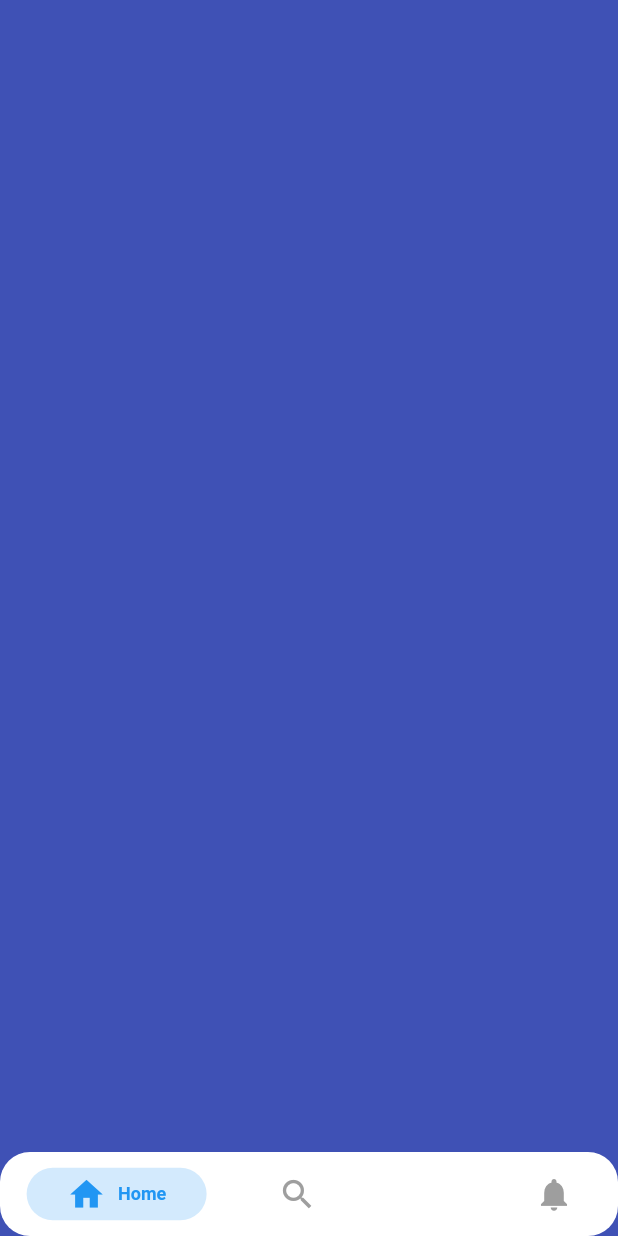
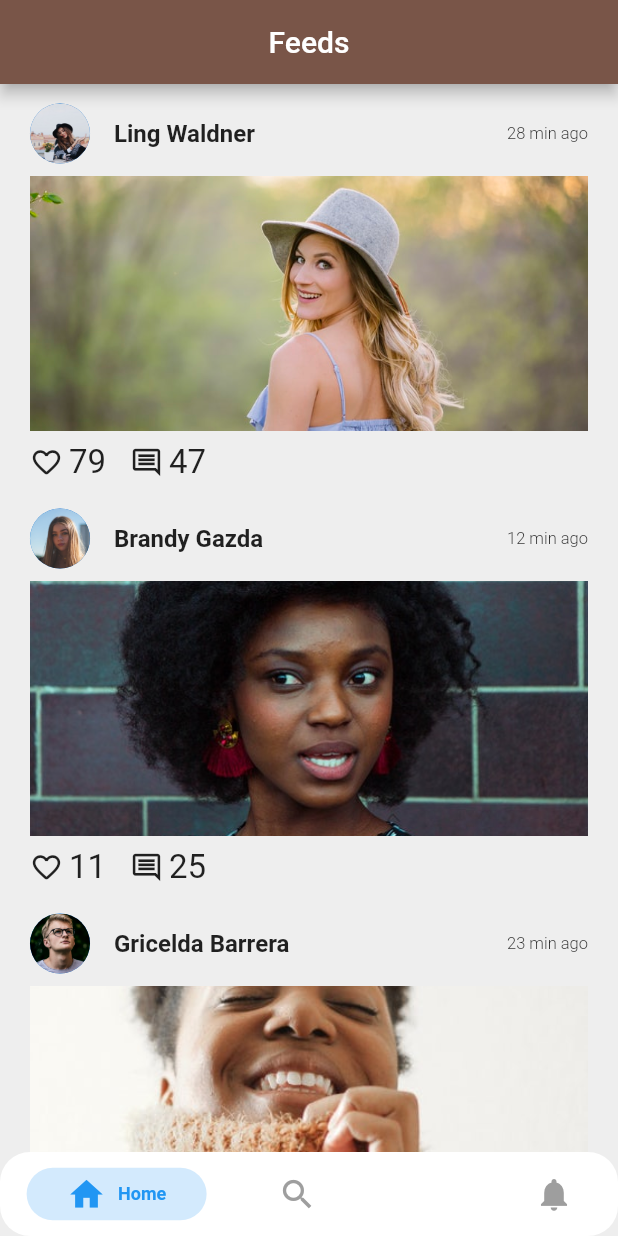
Before and after one commit to Udede26/cs310, a Flutter app: the screen it shows after launch, on a phone screen of 412 x 824 dp. Run offline on Flutter 3.47's test engine with Material 2 defaults, Android fonts, the phone set to English and light mode, and no system bars; drawn by our look-alikes of persistent_bottom_nav_bar; our stand-ins replace flutter_svg, shared_preferences.

Commit message:
added notifications and feed

```diff
--- a/lib/bottom_navy_bar.dart
+++ b/lib/bottom_navy_bar.dart
@@ -2,6 +2,8 @@ import 'package:flutter/material.dart';
 import 'package:flutter_app/search_explore_body.dart';
 import 'package:persistent_bottom_nav_bar/persistent-tab-view.dart';
 import 'profile.dart';
+import 'package:flutter_app/views/feed.dart';
+import 'package:flutter_app/views/notifications.dart';
 
 class ProvidedStylesExample extends StatefulWidget {
   final BuildContext menuScreenContext;
@@ -61,7 +63,7 @@ class _ProvidedStylesExampleState extends State<ProvidedStylesExample> {
         context,
         controller: _controller,
         items: _navBarsItems(),
-        screens: [Container(),SearchScreen(),ProfileView(_hideNavBar),Container()],
+        screens: [Feed(),SearchScreen(),ProfileView(_hideNavBar),Notifications()],
         confineInSafeArea: true,
         backgroundColor: Colors.white,
         handleAndroidBackButtonPress: true,
--- a/lib/post.dart
+++ b/lib/post.dart
@@ -1,8 +1,8 @@
 class Post {
-  String text;
+  String address;
   String date;
   int likes;
   int comments;
 
-  Post({ this.text, this.date, this.likes, this.comments });
+  Post({ this.address, this.date, this.likes, this.comments });
 }
--- a/lib/profile.dart
+++ b/lib/profile.dart
@@ -4,7 +4,10 @@ import 'post.dart';
 import 'styles.dart';
 import 'colors.dart';
 import 'edit_profile.dart';
+import 'dart:math';
 
+
+Random random = Random();
 
 class ProfileView extends StatefulWidget {
   bool hidebar;
@@ -12,25 +15,30 @@ class ProfileView extends StatefulWidget {
   @override
   _ProfileViewState createState() => _ProfileViewState();
 }
+
 List<Post> posts = [
-  Post(text: 'Hello World', date: '19 March', likes: 30, comments: 10),
-  Post(text: 'Hello World 2', date: '18 March', likes: 20, comments: 20),
-  Post(text: 'Hello World 3', date: '17 March', likes: 10, comments: 30),
-  Post(text: 'Hello World 3', date: '17 March', likes: 10, comments: 30),
-  Post(text: 'Hello World 3', date: '17 March', likes: 10, comments: 30),
-  Post(text: 'Hello World 3', date: '17 March', likes: 10, comments: 30),
-  Post(text: 'Hello World 3', date: '17 March', likes: 10, comments: 30),
-  Post(text: 'Hello World 3', date: '17 March', likes: 10, comments: 30),
-  Post(text: 'Hello World 3', date: '17 March', likes: 10, comments: 30),
-  Post(text: 'Hello World 3', date: '17 March', likes: 10, comments: 30),
-  Post(text: 'Hello World 3', date: '17 March', likes: 10, comments: 30),
-  Post(text: 'Hello World 3', date: '17 March', likes: 10, comments: 30),
-  Post(text: 'Hello World 3', date: '17 March', likes: 10, comments: 30),
-  Post(text: 'Hello World 3', date: '17 March', likes: 10, comments: 30),
-  Post(text: 'Hello World 3', date: '17 March', likes: 10, comments: 30),
-  Post(text: 'Hello World 3', date: '17 March', likes: 10, comments: 30),
+  Post(address: "assets/images/cm${random.nextInt(10)}.jpeg", date: '19 March', likes: 30, comments: 10),
+  Post(address: "assets/images/cm${random.nextInt(10)}.jpeg", date: '18 March', likes: 20, comments: 20),
+  Post(address: "assets/images/cm${random.nextInt(10)}.jpeg", date: '19 March', likes: 30, comments: 10),
+  Post(address: "assets/images/cm${random.nextInt(10)}.jpeg", date: '18 March', likes: 20, comments: 20),
+  Post(address: "assets/images/cm${random.nextInt(10)}.jpeg", date: '19 March', likes: 30, comments: 10),
+  Post(address: "assets/images/cm${random.nextInt(10)}.jpeg", date: '18 March', likes: 20, comments: 20),
+  Post(address: "assets/images/cm${random.nextInt(10)}.jpeg", date: '19 March', likes: 30, comments: 10),
+  Post(address: "assets/images/cm${random.nextInt(10)}.jpeg", date: '18 March', likes: 20, comments: 20),
+  Post(address: "assets/images/cm${random.nextInt(10)}.jpeg", date: '19 March', likes: 30, comments: 10),
+  Post(address: "assets/images/cm${random.nextInt(10)}.jpeg", date: '18 March', likes: 20, comments: 20),
+  Post(address: "assets/images/cm${random.nextInt(10)}.jpeg", date: '19 March', likes: 30, comments: 10),
+  Post(address: "assets/images/cm${random.nextInt(10)}.jpeg", date: '18 March', likes: 20, comments: 20),
+  Post(address: "assets/images/cm${random.nextInt(10)}.jpeg", date: '19 March', likes: 30, comments: 10),
+  Post(address: "assets/images/cm${random.nextInt(10)}.jpeg", date: '18 March', likes: 20, comments: 20),
+  Post(address: "assets/images/cm${random.nextInt(10)}.jpeg", date: '19 March', likes: 30, comments: 10),
+  Post(address: "assets/images/cm${random.nextInt(10)}.jpeg", date: '18 March', likes: 20, comments: 20),
+  Post(address: "assets/images/cm${random.nextInt(10)}.jpeg", date: '19 March', likes: 30, comments: 10),
+  Post(address: "assets/images/cm${random.nextInt(10)}.jpeg", date: '18 March', likes: 20, comments: 20),
+
 
 ];
+
 class _ProfileViewState extends State<ProfileView>{
 
   int postCount = posts.length;
@@ -63,7 +71,7 @@ class _ProfileViewState extends State<ProfileView>{
                 children: <Widget>[
 
                   CircleAvatar(
-                    backgroundImage: NetworkImage('https://180dc.org/wp-content/uploads/2017/11/profile-placeholder.png'),
+                    backgroundImage: AssetImage("assets/images/cm${random.nextInt(10)}.jpeg"),
                     radius: 44.0,
                   ),
 
@@ -203,8 +211,10 @@ class _ProfileViewState extends State<ProfileView>{
                   Container(
                     height: 550,
                     child: GridView.count(
+                      padding: EdgeInsets.all(5.0),
                       crossAxisCount: 3,
                       childAspectRatio: 0.9,
+                      shrinkWrap:true,
                       children: posts.map((post) => PostCard(
                           post: post,
                           delete: () {
--- a/lib/search_explore_body.dart
+++ b/lib/search_explore_body.dart
@@ -3,7 +3,58 @@ import 'package:persistent_bottom_nav_bar/persistent-tab-view.dart';
 
 import 'bottom_navy_bar.dart';
 import 'colors.dart';
+import 'package:flutter_app/post.dart';
+import 'package:flutter_app/postcard.dart';
+import 'dart:math';
 
+
+Random random = Random();
+
+List<Post> posts = [
+  Post(address: "assets/images/cm${random.nextInt(10)}.jpeg", date: '19 March', likes: 30, comments: 10),
+  Post(address: "assets/images/cm${random.nextInt(10)}.jpeg", date: '18 March', likes: 20, comments: 20),
+  Post(address: "assets/images/cm${random.nextInt(10)}.jpeg", date: '19 March', likes: 30, comments: 10),
+  Post(address: "assets/images/cm${random.nextInt(10)}.jpeg", date: '18 March', likes: 20, comments: 20),
+  Post(address: "assets/images/cm${random.nextInt(10)}.jpeg", date: '19 March', likes: 30, comments: 10),
+  Post(address: "assets/images/cm${random.nextInt(10)}.jpeg", date: '18 March', likes: 20, comments: 20),
+  Post(address: "assets/images/cm${random.nextInt(10)}.jpeg", date: '19 March', likes: 30, comments: 10),
+  Post(address: "assets/images/cm${random.nextInt(10)}.jpeg", date: '18 March', likes: 20, comments: 20),
+  Post(address: "assets/images/cm${random.nextInt(10)}.jpeg", date: '19 March', likes: 30, comments: 10),
+  Post(address: "assets/images/cm${random.nextInt(10)}.jpeg", date: '18 March', likes: 20, comments: 20),
+  Post(address: "assets/images/cm${random.nextInt(10)}.jpeg", date: '19 March', likes: 30, comments: 10),
+  Post(address: "assets/images/cm${random.nextInt(10)}.jpeg", date: '18 March', likes: 20, comments: 20),
+  Post(address: "assets/images/cm${random.nextInt(10)}.jpeg", date: '19 March', likes: 30, comments: 10),
+  Post(address: "assets/images/cm${random.nextInt(10)}.jpeg", date: '18 March', likes: 20, comments: 20),
+  Post(address: "assets/images/cm${random.nextInt(10)}.jpeg", date: '19 March', likes: 30, comments: 10),
+  Post(address: "assets/images/cm${random.nextInt(10)}.jpeg", date: '18 March', likes: 20, comments: 20),
+  Post(address: "assets/images/cm${random.nextInt(10)}.jpeg", date: '19 March', likes: 30, comments: 10),
+  Post(address: "assets/images/cm${random.nextInt(10)}.jpeg", date: '18 March', likes: 20, comments: 20),
+  Post(address: "assets/images/cm${random.nextInt(10)}.jpeg", date: '19 March', likes: 30, comments: 10),
+  Post(address: "assets/images/cm${random.nextInt(10)}.jpeg", date: '18 March', likes: 20, comments: 20),
+  Post(address: "assets/images/cm${random.nextInt(10)}.jpeg", date: '19 March', likes: 30, comments: 10),
+  Post(address: "assets/images/cm${random.nextInt(10)}.jpeg", date: '18 March', likes: 20, comments: 20),
+  Post(address: "assets/images/cm${random.nextInt(10)}.jpeg", date: '19 March', likes: 30, comments: 10),
+  Post(address: "assets/images/cm${random.nextInt(10)}.jpeg", date: '18 March', likes: 20, comments: 20),
+  Post(address: "assets/images/cm${random.nextInt(10)}.jpeg", date: '19 March', likes: 30, comments: 10),
+  Post(address: "assets/images/cm${random.nextInt(10)}.jpeg", date: '18 March', likes: 20, comments: 20),
+  Post(address: "assets/images/cm${random.nextInt(10)}.jpeg", date: '19 March', likes: 30, comments: 10),
+  Post(address: "assets/images/cm${random.nextInt(10)}.jpeg", date: '18 March', likes: 20, comments: 20),
+  Post(address: "assets/images/cm${random.nextInt(10)}.jpeg", date: '19 March', likes: 30, comments: 10),
+  Post(address: "assets/images/cm${random.nextInt(10)}.jpeg", date: '18 March', likes: 20, comments: 20),
+  Post(address: "assets/images/cm${random.nextInt(10)}.jpeg", date: '19 March', likes: 30, comments: 10),
+  Post(address: "assets/images/cm${random.nextInt(10)}.jpeg", date: '18 March', likes: 20, comments: 20),
+  Post(address: "assets/images/cm${random.nextInt(10)}.jpeg", date: '19 March', likes: 30, comments: 10),
+  Post(address: "assets/images/cm${random.nextInt(10)}.jpeg", date: '18 March', likes: 20, comments: 20),
+  Post(address: "assets/images/cm${random.nextInt(10)}.jpeg", date: '19 March', likes: 30, comments: 10),
+  Post(address: "assets/images/cm${random.nextInt(10)}.jpeg", date: '18 March', likes: 20, comments: 20),
+  Post(address: "assets/images/cm${random.nextInt(10)}.jpeg", date: '19 March', likes: 30, comments: 10),
+  Post(address: "assets/images/cm${random.nextInt(10)}.jpeg", date: '18 March', likes: 20, comments: 20),
+  Post(address: "assets/images/cm${random.nextInt(10)}.jpeg", date: '19 March', likes: 30, comments: 10),
+  Post(address: "assets/images/cm${random.nextInt(10)}.jpeg", date: '18 March', likes: 20, comments: 20),
+  Post(address: "assets/images/cm${random.nextInt(10)}.jpeg", date: '19 March', likes: 30, comments: 10),
+  Post(address: "assets/images/cm${random.nextInt(10)}.jpeg", date: '18 March', likes: 20, comments: 20),
+
+];
 
 class SearchScreen extends StatefulWidget{
   @override
@@ -39,23 +90,28 @@ class _SearchScreenState extends State<SearchScreen> {
         ),
         ),
       ),
-      body: GestureDetector(
-        child: new Card(
-          elevation: 10,
-          child: new Container(
-            alignment: Alignment.center,
-            child:GridView.builder(
-                itemCount: 21,
-                gridDelegate: SliverGridDelegateWithFixedCrossAxisCount(crossAxisCount: 3),
-
-                itemBuilder: (BuildContext context, int index) {
-                  return Image.network('https://img.icons8.com/carbon-copy/2x/image.png',);
-                }),
-          ),
-        ),
-        // After photo view is finished this part will be filled
-        onTap: () {},
-      )
+      body:  Column(
+        children: <Widget>[
+          Expanded(
+            child: Container(
+              child: GridView.count(
+                padding: EdgeInsets.all(5.0),
+                crossAxisCount: 3,
+                childAspectRatio: 0.9,
+                shrinkWrap:true,
+                children: posts.map((post) => PostCard(
+                    post: post,
+                    delete: () {
+                      setState(() {
+                        posts.remove(post);
+                      });
+                    }
+                )).toList(),
+              ),
+            ),
+          )
+        ],
+      ),
     );
   }
 }
--- /dev/null
+++ b/lib/utils/data.dart
@@ -0,0 +1,51 @@
+import 'dart:math';
+
+
+Random random = Random();
+List names = [
+  "Ling Waldner",
+  "Gricelda Barrera",
+  "Lenard Milton",
+  "Bryant Marley",
+  "Rosalva Sadberry",
+  "Guadalupe Ratledge",
+  "Brandy Gazda",
+  "Kurt Toms",
+  "Rosario Gathright",
+  "Kim Delph",
+  "Stacy Christensen",
+];
+
+
+List posts = List.generate(
+    13,
+        (index) => {
+      "name": names[random.nextInt(10)],
+      "dp": "assets/images/cm${random.nextInt(10)}.jpeg",
+      "time": "${random.nextInt(50)} min ago",
+      "img": "assets/images/cm${random.nextInt(10)}.jpeg"
+    });
+
+
+List notifs = [
+  "${names[random.nextInt(10)]} and ${random.nextInt(100)} others liked your post",
+  "${names[random.nextInt(10)]} mentioned you in a comment",
+  "${names[random.nextInt(10)]} shared your post",
+  "${names[random.nextInt(10)]} commented on your post",
+  "${names[random.nextInt(10)]} replied to your comment",
+  "${names[random.nextInt(10)]} reacted to your comment",
+  "${names[random.nextInt(10)]} asked you to join a Group️",
+  "${names[random.nextInt(10)]} asked you to like a page",
+  "You have memories with ${names[random.nextInt(10)]}",
+  "${names[random.nextInt(10)]} Tagged you and ${random.nextInt(100)} others in a post",
+  "${names[random.nextInt(10)]} Sent you a friend request",
+];
+
+List notifications = List.generate(
+    13,
+        (index) => {
+      "name": names[random.nextInt(10)],
+      "dp": "assets/images/cm${random.nextInt(10)}.jpeg",
+      "time": "${random.nextInt(50)} min ago",
+      "notif": notifs[random.nextInt(10)]
+    });
--- /dev/null
+++ b/lib/views/feed.dart
@@ -0,0 +1,44 @@
+
+
+import 'package:flutter_app/utils/data.dart';
+import 'package:flutter/material.dart';
+import 'package:flutter_app/views/post_item.dart';
+
+
+
+void main() => runApp(MaterialApp(
+  home: Feed(),
+));
+
+class Feed extends StatefulWidget {
+  @override
+  _FeedViewState createState() => _FeedViewState();
+}
+
+class _FeedViewState extends State<Feed> {
+  @override
+  Widget build(BuildContext context) {
+    return Scaffold(
+      backgroundColor: Colors.grey[200],
+      appBar: AppBar(
+        title:Text("Feeds"),
+        centerTitle:true,
+      ),
+      body: ListView.builder(
+        padding: EdgeInsets.symmetric(horizontal:20),
+        itemCount: posts.length,
+        itemBuilder: (BuildContext context,int index){
+          Map post = posts[index];
+          return PostItem(
+            img:post['img'],
+            name:post['name'],
+            dp:post['dp'],
+            time:post['time'],
+          );
+        },
+
+
+      ),
+    );
+  }
+}
--- /dev/null
+++ b/lib/views/post_item.dart
@@ -0,0 +1,113 @@
+import 'package:flutter_app/utils/data.dart';
+import 'package:flutter/cupertino.dart';
+import 'package:flutter/material.dart';
+
+import 'dart:math';
+
+
+class PostItem extends StatefulWidget{
+  final String dp;
+  final String name;
+  final String time;
+  final String img;
+
+
+  PostItem({
+    Key key,
+    @required this.dp,
+    @required this.name,
+    @required this.time,
+    @required this.img
+
+}) : super(key:key);
+  @override
+  _PostItemState createState() => _PostItemState();
+
+}
+
+class _PostItemState extends State<PostItem> {
+
+
+  @override
+  Widget build(BuildContext context) {
+    return Padding(
+      padding: EdgeInsets.symmetric(vertical:5),
+      child:InkWell(
+        child: Column(
+          children:<Widget>[
+            ListTile(
+              leading: CircleAvatar(
+                backgroundImage: AssetImage(
+                  "${widget.dp}",
+                ),
+              ),
+              contentPadding: EdgeInsets.all(0),
+              title:Text(
+                "${widget.name}",
+                style:TextStyle(
+                  fontWeight: FontWeight.bold,
+                ),
+              ),
+              trailing: Text(
+                "${widget.time}",
+                style: TextStyle(
+                  fontWeight: FontWeight.w300,
+                  fontSize: 11,
+                ),
+              ),
+            ),
+            Image.asset(
+              "${widget.img}",
+              height: 170,
+              width: MediaQuery.of(context).size.width,
+              fit: BoxFit.cover,
+            ),
+            SizedBox(height:8.0),
+            Row(
+              mainAxisAlignment: MainAxisAlignment.start,
+              children: <Widget>[
+                Row(
+                  mainAxisAlignment: MainAxisAlignment.center,
+                  children: <Widget>[
+                    Icon(
+                      Icons.favorite_outline_rounded,
+                      size:22.0,
+                    ),
+                    SizedBox(width:4.0),
+                    Text(
+                      "${random.nextInt(100)}",
+                      style: TextStyle(
+                        fontWeight: FontWeight.w400,
+                        fontSize: 22.0,
+                      ),
+                    ),
+                  ],
+                ),
+                SizedBox(width:16.0),
+                Row(
+                  mainAxisAlignment: MainAxisAlignment.center,
+                  children: <Widget>[
+                    Icon(
+                      Icons.comment_outlined ,
+                      size: 22.0,
+                    ),
+
+                    SizedBox(width:4.0),
+                    Text(
+                      "${random.nextInt(50)}",
+                      style: TextStyle(
+                        fontWeight: FontWeight.w400,
+                        fontSize: 22.0,
+                      ),
+                    ),
+                  ],
+                ),
+              ],
+            ),
+          ],
+        ),
+        onTap:(){},
+      ),
+    );
+  }
+}
```
Also changed, not shown: lib/postcard.dart (+6 -3 lines), lib/views/notifications.dart (added, +60 -0 lines).
